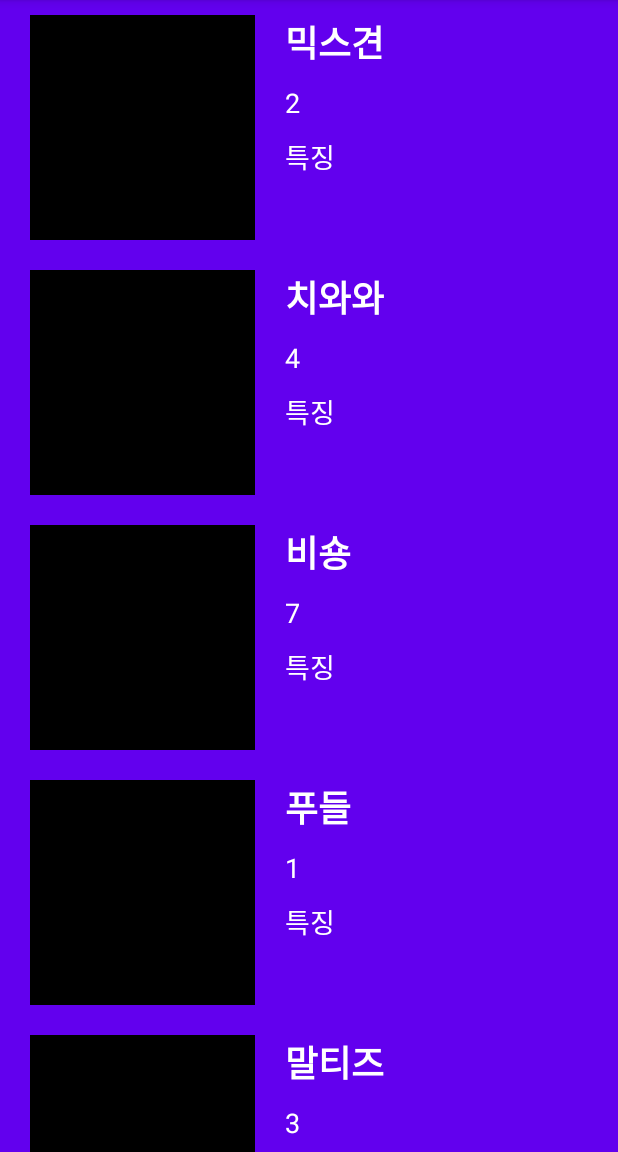
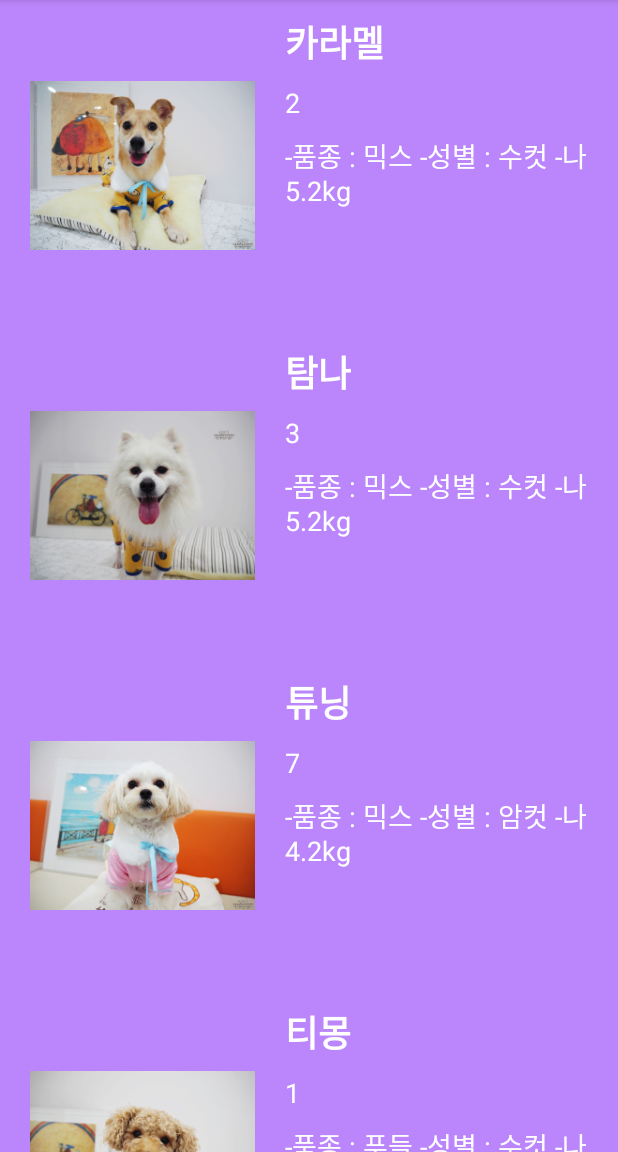
Before and after one commit to leejieun2020111646/GURU2-ANDROID31, an Android app: the screen it shows after launch (MainActivity), on a phone screen of 412 x 824 dp, the part 84-1236 px from its top. Run offline under Robolectric (Android 15) with nearby library versions, the light colour scheme and no system bars.

Commit message:
xml수정

```diff
--- a/app/src/main/java/com/example/guruexample/AdoptAdapter.kt
+++ b/app/src/main/java/com/example/guruexample/AdoptAdapter.kt
@@ -40,12 +40,13 @@ class AdoptAdapter(private val context: Context) : RecyclerView.Adapter<AdoptAda
         private val txtName: TextView = itemView.findViewById(R.id.tv_rv_name)
         private val txtAge: TextView = itemView.findViewById(R.id.tv_rv_age)
         private val txtInfo: TextView = itemView.findViewById(R.id.tv_rv_info)
-        //private val imgProfile: ImageView = itemView.findViewById(R.id.img_rv_photo)
+        private val imgProfile: ImageView = itemView.findViewById(R.id.img_rv_photo)
 
         fun bind(item: AdoptData) {
             txtName.text = item.name
             txtAge.text = item.age.toString()
-            //Glide.with(itemView).load(item.img).into(imgProfile)
+            txtInfo.text = item.info
+            Glide.with(itemView).load(item.img).into(imgProfile)
             itemView.setOnClickListener {
                 Intent(context, AdoptDetailActivity::class.java).apply {
                     putExtra("data", item)
--- a/app/src/main/java/com/example/guruexample/AdoptData.kt
+++ b/app/src/main/java/com/example/guruexample/AdoptData.kt
@@ -6,11 +6,13 @@ import android.os.Parcelable
 data class AdoptData (
     val name : String,
     val age : Int,
+    val img : Int,
     val info : String
 
 ) : Parcelable {
     constructor(parcel: Parcel) : this(
         parcel.readString() ?: "",
+        parcel.readInt(),
         parcel.readInt(),
         parcel.readString() ?: ""
     )
@@ -18,6 +20,7 @@ data class AdoptData (
     override fun writeToParcel(parcel: Parcel, flags: Int) {
         parcel.writeString(name)
         parcel.writeInt(age)
+        parcel.writeInt(img)
         parcel.writeString(info)
     }
 
--- a/app/src/main/java/com/example/guruexample/AdoptDetailActivity.kt
+++ b/app/src/main/java/com/example/guruexample/AdoptDetailActivity.kt
@@ -13,7 +13,7 @@ class AdoptDetailActivity : AppCompatActivity() {
 
         datas = intent.getSerializableExtra("data") as AdoptData
 
-        //Glide.with(this).load(datas.img).into(img_profile)
+        Glide.with(this).load(datas.img).into(img_profile)
         tv_name.text = datas.name
 
     }
--- a/app/src/main/java/com/example/guruexample/AdoptList.kt
+++ /dev/null
@@ -1,5 +0,0 @@
-package com.example.guruexample
-
-class AdoptList(var _id : Int?, var weather : String?, var address : String?, var locationX : String?, var locationY : String?,
-var contents : String?, var mood : String?, var picture : String?, var createDataStr : String?) {
-}
--- a/app/src/main/java/com/example/guruexample/MainActivity.kt
+++ b/app/src/main/java/com/example/guruexample/MainActivity.kt
@@ -2,12 +2,14 @@ package com.example.guruexample
 
 
 import android.content.Intent
+import android.net.Uri
 import androidx.appcompat.app.AppCompatActivity
 import android.os.Bundle
 import android.view.View
 import androidx.core.content.ContextCompat
 import androidx.core.content.ContextCompat.startActivity
 import kotlinx.android.synthetic.main.activity_main.*
+import kotlinx.android.synthetic.main.item_adopt_recycler.*
 
 
 class MainActivity : AppCompatActivity() {
@@ -19,6 +21,7 @@ class MainActivity : AppCompatActivity() {
         setContentView(R.layout.activity_main)
 
         initRecycler()
+
     }
 
     private fun initRecycler() {
@@ -27,11 +30,13 @@ class MainActivity : AppCompatActivity() {
 
 
         datas.apply {
-            add(AdoptData(name = "믹스견", age = 2, info = "온순함"))
-            add(AdoptData(name = "치와와", age = 4, info = "약 4kg"))
-            add(AdoptData(name = "비숑", age = 7, info = "온순함"))
-            add(AdoptData(name = "푸들", age = 1, info = "온순함"))
-            add(AdoptData(name = "말티즈", age = 3, info = "온순함"))
+            add(AdoptData(img = R.drawable.pet_img_1_caramel, name = "카라멜", age = 2, info = "-품종 : 믹스 -성별 : 수컷 -나이 : 2세 2개월 -체중 : 5.2kg"))
+            add(AdoptData(img = R.drawable.pet_img_2_tamna, name = "탐나", age = 3, info = "-품종 : 믹스 -성별 : 수컷 -나이 : 3세 1개월 -체중 : 5.2kg"))
+            add(AdoptData(img = R.drawable.pet_img_3_tuning, name = "튜닝", age = 7, info = "-품종 : 믹스 -성별 : 암컷 -나이 : 1세 1개월 -체중 : 4.2kg"))
+            add(AdoptData(img = R.drawable.pet_img_4_timong, name = "티몽", age = 1, info = "-품종 : 푸들 -성별 : 수컷 -나이 : 3세 7개월 -체중 : 5.4kg"))
+            add(AdoptData(img = R.drawable.pet_img_5_tiyong, name = "티용", age = 3, info = "-품종 : 코리안숏헤어 -성별 : 암컷 -나이 : 3개월 -체중 : 1.6kg"))
+            add(AdoptData(img = R.drawable.pet_img_6_tellae, name = "텔레", age = 3, info = "-품종 : 코리안숏헤어 -성별 : 수컷 -나이 : 3개월 -체중 : 1.8kg"))
+            add(AdoptData(img = R.drawable.pet_img_7_tobi, name = "토비", age = 3, info = "-품종 : 코리안숏헤어 -성별 : 수컷 -나이 : 3개월 -체중 : 1.67kg"))
 
             adoptAdapter.datas = datas
             adoptAdapter.notifyDataSetChanged()
@@ -41,4 +46,5 @@ class MainActivity : AppCompatActivity() {
     }
 
 
+
 }
--- a/app/src/main/res/layout/item_adopt_recycler.xml
+++ b/app/src/main/res/layout/item_adopt_recycler.xml
@@ -1,57 +1,58 @@
 <?xml version="1.0" encoding="utf-8"?>
 <androidx.constraintlayout.widget.ConstraintLayout xmlns:android="http://schemas.android.com/apk/res/android"
+    xmlns:app="http://schemas.android.com/apk/res-auto"
+    xmlns:tools="http://schemas.android.com/tools"
+    android:id="@+id/btn_call"
     android:layout_width="match_parent"
-    android:layout_height="wrap_content"
-    xmlns:tools="http://schemas.android.com/tools"
+    android:layout_height="220dp"
+    android:background="@color/purple_200"
     android:paddingHorizontal="20dp"
-    android:paddingVertical="10dp"
-    android:background="@color/purple_500"
-    xmlns:app="http://schemas.android.com/apk/res-auto">
+    android:paddingVertical="10dp">
 
     <ImageView
         android:id="@+id/img_rv_photo"
         android:layout_width="150dp"
         android:layout_height="150dp"
         android:src="@color/black"
-        app:layout_constraintTop_toTopOf="parent"
+        app:layout_constraintBottom_toBottomOf="parent"
         app:layout_constraintStart_toStartOf="parent"
-        app:layout_constraintBottom_toBottomOf="parent"/>
+        app:layout_constraintTop_toTopOf="parent" />
 
     <TextView
         android:id="@+id/tv_rv_name"
         android:layout_width="wrap_content"
         android:layout_height="wrap_content"
+        android:layout_marginLeft="20dp"
         android:text="이름"
+        android:textColor="@color/white"
+        android:textSize="24sp"
         android:textStyle="bold"
-        android:layout_marginLeft="20dp"
-        android:textSize="24sp"
-        android:textColor="@color/white"
         app:layout_constraintLeft_toRightOf="@id/img_rv_photo"
-        app:layout_constraintTop_toTopOf="parent"/>
+        app:layout_constraintTop_toTopOf="parent" />
 
     <TextView
         android:id="@+id/tv_rv_age"
         android:layout_width="wrap_content"
         android:layout_height="wrap_content"
+        android:layout_marginLeft="20dp"
+        android:layout_marginTop="10dp"
         android:text="나이"
-        android:layout_marginTop="10dp"
-        android:layout_marginLeft="20dp"
+        android:textColor="@color/white"
         android:textSize="18sp"
-        android:textColor="@color/white"
         app:layout_constraintLeft_toRightOf="@id/img_rv_photo"
-        app:layout_constraintTop_toBottomOf="@id/tv_rv_name"/>
+        app:layout_constraintTop_toBottomOf="@id/tv_rv_name" />
 
     <TextView
         android:id="@+id/tv_rv_info"
         android:layout_width="wrap_content"
         android:layout_height="wrap_content"
+        android:layout_marginLeft="20dp"
+        android:layout_marginTop="10dp"
         android:text="특징"
-        android:layout_marginTop="10dp"
-        android:layout_marginLeft="20dp"
+        android:textColor="@color/white"
         android:textSize="18sp"
-        android:textColor="@color/white"
         app:layout_constraintLeft_toRightOf="@id/img_rv_photo"
-        app:layout_constraintTop_toBottomOf="@id/tv_rv_age"/>
+        app:layout_constraintTop_toBottomOf="@id/tv_rv_age" />
 
 
 </androidx.constraintlayout.widget.ConstraintLayout>
```
Also changed, not shown: app/src/main/res/layout/activity_adopt_list.xml (deleted, +0 -13 lines), app/src/main/res/drawable-v24/pet_img_1_caramel.JPG (added), app/src/main/res/drawable-v24/pet_img_2_tamna.JPG (added), app/src/main/res/drawable-v24/pet_img_3_tuning.JPG (added), app/src/main/res/drawable-v24/pet_img_4_timong.JPG (added), 3 other files.
